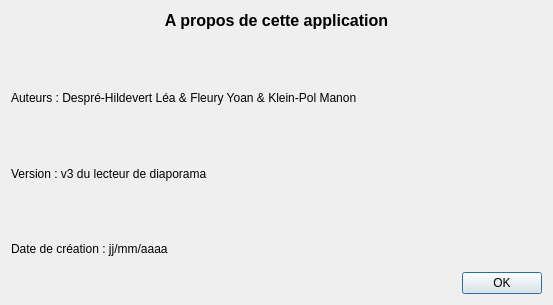
Qt form v4_Despre-Hildevert_Fleury_Klein-Pol_TP3/lecteurDiaporama/aProposDe.ui (MimiRigonne/S2.01) before a commit.
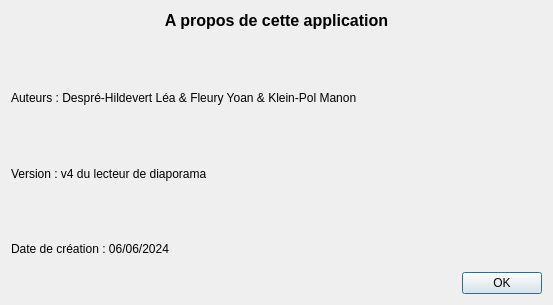
The same form after that commit.

Diff of the .ui file:
```diff
--- a/v4_Despre-Hildevert_Fleury_Klein-Pol_TP3/lecteurDiaporama/aProposDe.ui
+++ b/v4_Despre-Hildevert_Fleury_Klein-Pol_TP3/lecteurDiaporama/aProposDe.ui
@@ -68,7 +68,7 @@
      <item>
       <widget class="QLabel" name="label">
        <property name="text">
-        <string>Version : v3 du lecteur de diaporama</string>
+        <string>Version : v4 du lecteur de diaporama</string>
        </property>
       </widget>
      </item>
@@ -88,7 +88,7 @@
      <item>
       <widget class="QLabel" name="label_2">
        <property name="text">
-        <string>Date de création : jj/mm/aaaa</string>
+        <string>Date de création : 06/06/2024 </string>
        </property>
       </widget>
      </item>
```
